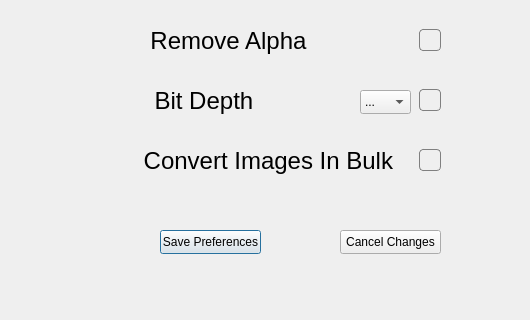
Above: ui_elements/image_preferences/imagepreferences.ui from Cub1cMang0/FLEX before the change; both pictures show x 0 to 530 and y 180 to 500 of the 623 by 592 pixel window. Below: the same form after it.
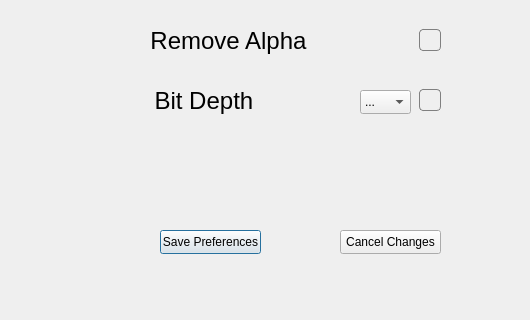
That is the form after the change.

Commit message: Bug fixes with conversion logic and preferences.

Patch:
```diff
--- a/ui_elements/image_preferences/imagepreferences.ui
+++ b/ui_elements/image_preferences/imagepreferences.ui
@@ -304,40 +304,6 @@
     <string>Cancel Changes</string>
    </property>
   </widget>
-  <widget class="QCheckBox" name="bulk_image_conversion">
-   <property name="geometry">
-    <rect>
-     <x>140</x>
-     <y>320</y>
-     <width>301</width>
-     <height>41</height>
-    </rect>
-   </property>
-   <property name="font">
-    <font>
-     <pointsize>18</pointsize>
-    </font>
-   </property>
-   <property name="layoutDirection">
-    <enum>Qt::LayoutDirection::RightToLeft</enum>
-   </property>
-   <property name="styleSheet">
-    <string notr="true">QCheckBox::indicator {
-    width: 20px;
-    height: 20px;
-	border: 1px solid grey;
-	border-radius: 4px;
-	color: white;
-}
-
-QCheckBox::indicator:checked {
-	background: #32a6ff;
-}</string>
-   </property>
-   <property name="text">
-    <string>Convert Images In Bulk   </string>
-   </property>
-  </widget>
  </widget>
  <resources/>
  <connections/>
```
Left out of the diff: 2 changed lines with no effect on the pictures. The commit also changes 4 other files.
